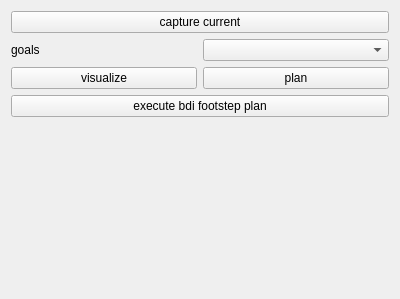
The window that software/ddapp/src/app/ddNavigation.ui (openhumanoids/oh-distro) describes before a commit, drawn with Qt 5.
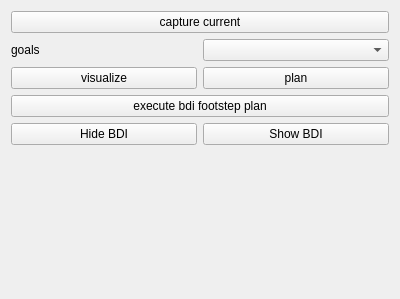
The same window after the commit.

Commit message: add ability to hide model and to color feet red and blue

The edit to the form file:
```diff
--- a/software/ddapp/src/app/ddNavigation.ui
+++ b/software/ddapp/src/app/ddNavigation.ui
@@ -17,6 +17,19 @@
    <item row="1" column="1">
     <widget class="QComboBox" name="comboBox"/>
    </item>
+   <item row="5" column="0" colspan="2">
+    <spacer name="verticalSpacer">
+     <property name="orientation">
+      <enum>Qt::Vertical</enum>
+     </property>
+     <property name="sizeHint" stdset="0">
+      <size>
+       <width>20</width>
+       <height>40</height>
+      </size>
+     </property>
+    </spacer>
+   </item>
    <item row="1" column="0">
     <widget class="QLabel" name="label">
      <property name="text">
@@ -52,18 +65,19 @@
      </property>
     </widget>
    </item>
-   <item row="4" column="0" colspan="2">
-    <spacer name="verticalSpacer">
-     <property name="orientation">
-      <enum>Qt::Vertical</enum>
+   <item row="4" column="0">
+    <widget class="QPushButton" name="hideBDIButton">
+     <property name="text">
+      <string>Hide BDI</string>
      </property>
-     <property name="sizeHint" stdset="0">
-      <size>
-       <width>20</width>
-       <height>40</height>
-      </size>
+    </widget>
+   </item>
+   <item row="4" column="1">
+    <widget class="QPushButton" name="showBDIButton">
+     <property name="text">
+      <string>Show BDI</string>
      </property>
-    </spacer>
+    </widget>
    </item>
   </layout>
  </widget>
```
Left out of the diff: 3 changed lines with no effect on the pictures. The commit also changes 2 other files.
